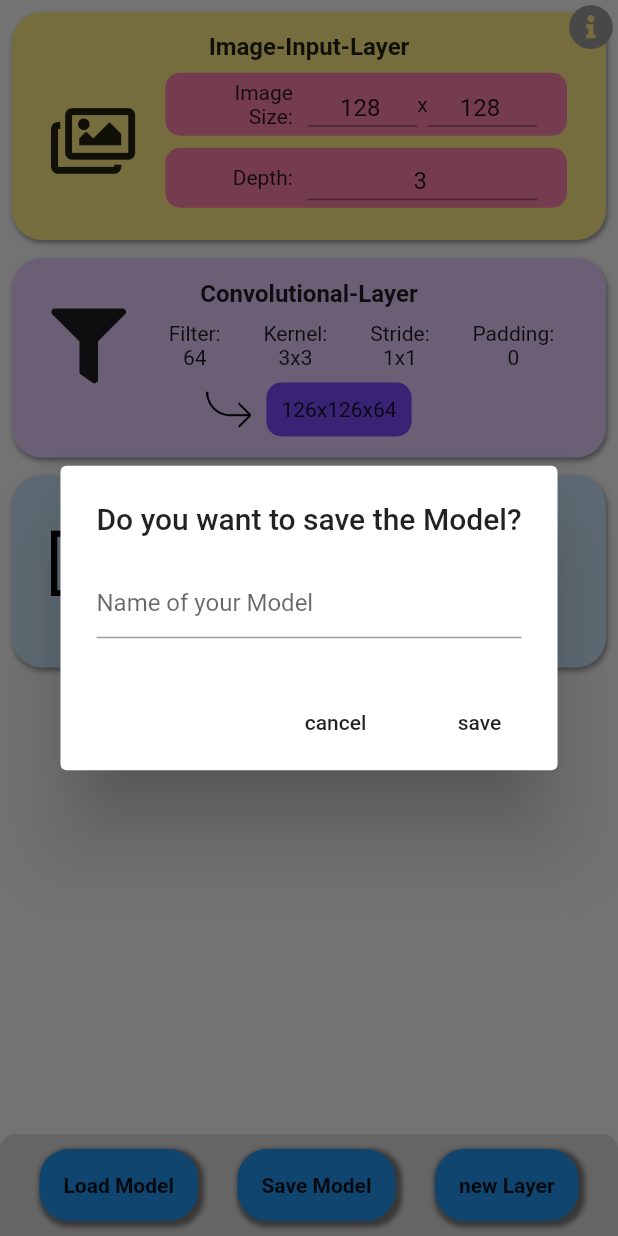
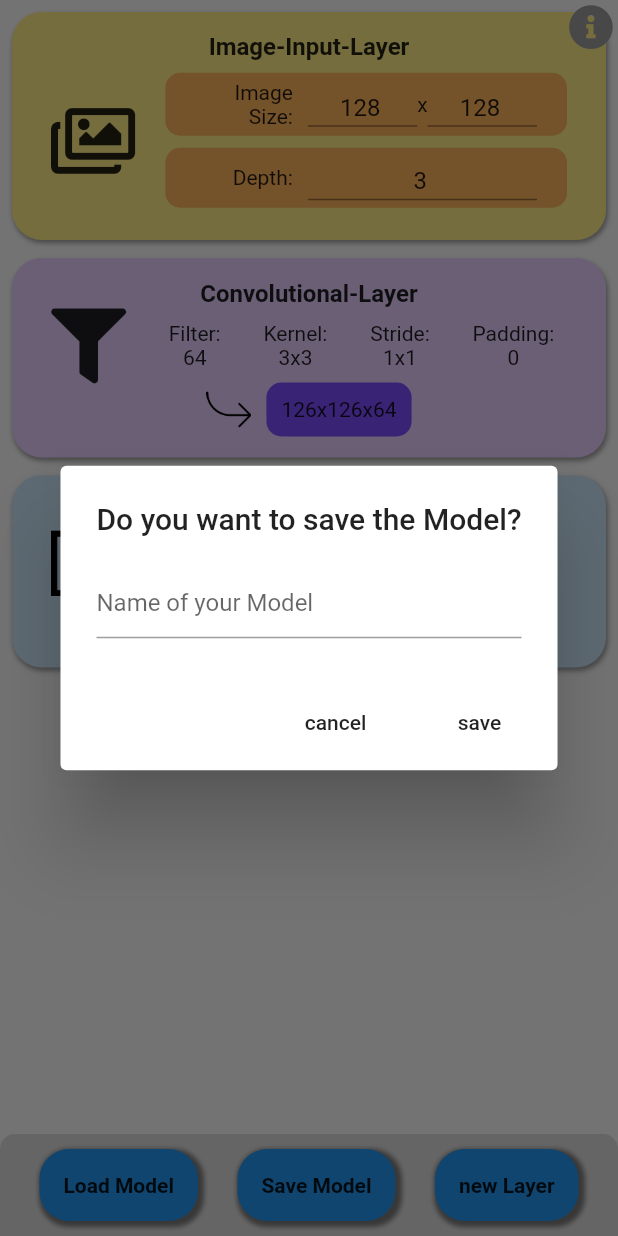
Before and after one commit to aeAlex/dnnImageLayerCalculator, a Flutter app: the screen it shows after launch, item 2 of the bottom bar chosen, on a phone screen of 412 x 824 dp. Run offline on Flutter 3.47's test engine with Material 2 defaults, Android fonts, the phone set to English and light mode, and no system bars; our stand-ins replace font_awesome_flutter, sqflite; accounts and stored records are empty.

Commit message:
changed the Color of the input fields

```diff
--- a/lib/widgets/expandedInputImageCard.dart
+++ b/lib/widgets/expandedInputImageCard.dart
@@ -48,6 +48,7 @@ class ExpandedInputImageCard extends StatelessWidget {
                       onRightChanged: (value) {
                         this.inputLayerData.imageSize.h = int.parse(value);
                       },
+                      color: Color(0xFFFCB25B),
                     ),
                     LabeledInputField(
                       label: "Depth: ",
@@ -55,6 +56,7 @@ class ExpandedInputImageCard extends StatelessWidget {
                       onChanged: (value) {
                         this.inputLayerData.depth = int.parse(value);
                       },
+                      color: Color(0xFFFCB25B),
                     ),
                   ],
                 ),
--- a/lib/widgets/expendedMaxPoolLayerCard.dart
+++ b/lib/widgets/expendedMaxPoolLayerCard.dart
@@ -51,6 +51,7 @@ class ExpandedMaxPoolLayerCard extends StatelessWidget {
                       onRightChanged: (value) {
                         this.maxPoolLayerData.kernel.h = int.parse(value);
                       },
+                      color: Color(0xFF12A2D6),
                     ),
                     LabeledVectorInputField(
                       label: "Stride: ",
@@ -64,6 +65,7 @@ class ExpandedMaxPoolLayerCard extends StatelessWidget {
                       onRightChanged: (value) {
                         this.maxPoolLayerData.stride.h = int.parse(value);
                       },
+                      color: Color(0xFF12A2D6),
                     ),
                   ],
                 ),
--- a/lib/widgets/labeledInputField.dart
+++ b/lib/widgets/labeledInputField.dart
@@ -5,12 +5,14 @@ class LabeledInputField extends StatefulWidget {
   final String label;
   final String initialValue;
   final Function onChanged;
+  final Color color;
 
   const LabeledInputField({
     Key key,
     @required this.label,
     this.initialValue,
     @required this.onChanged,
+    this.color = const Color(0xFFFF80A0),
   }) : super(key: key);
 
   @override
@@ -32,7 +34,7 @@ class _LabeledInputFieldState extends State<LabeledInputField> {
   Widget build(BuildContext context) {
     return Container(
       decoration: BoxDecoration(
-        color: Colors.pinkAccent[100],
+        color: this.widget.color,
         borderRadius: BorderRadius.all(Radius.circular(10.0)),
       ),
       child: Row(
--- a/lib/widgets/labeledVectorInputField.dart
+++ b/lib/widgets/labeledVectorInputField.dart
@@ -7,14 +7,16 @@ class LabeledVectorInputField extends StatefulWidget {
   final String rightInitialValue;
   final Function onLeftChanged;
   final Function onRightChanged;
+  final Color color;
 
-  const LabeledVectorInputField({
+  LabeledVectorInputField({
     Key key,
     @required this.label,
     @required this.leftInitialValue,
     @required this.rightInitialValue,
     @required this.onLeftChanged,
     @required this.onRightChanged,
+    this.color = const Color(0xFFFF80A0),
   }) : super(key: key);
 
   @override
@@ -45,7 +47,7 @@ class _LabeledVectorInputFieldState extends State<LabeledVectorInputField> {
   Widget build(BuildContext context) {
     return Container(
       decoration: BoxDecoration(
-        color: Colors.pinkAccent[100],
+        color: this.widget.color,
         borderRadius: BorderRadius.all(Radius.circular(10.0)),
       ),
       child: Row(
```
